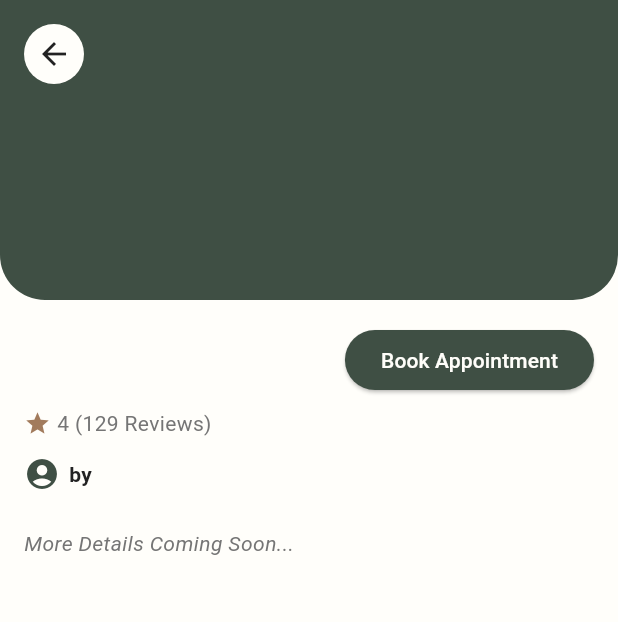
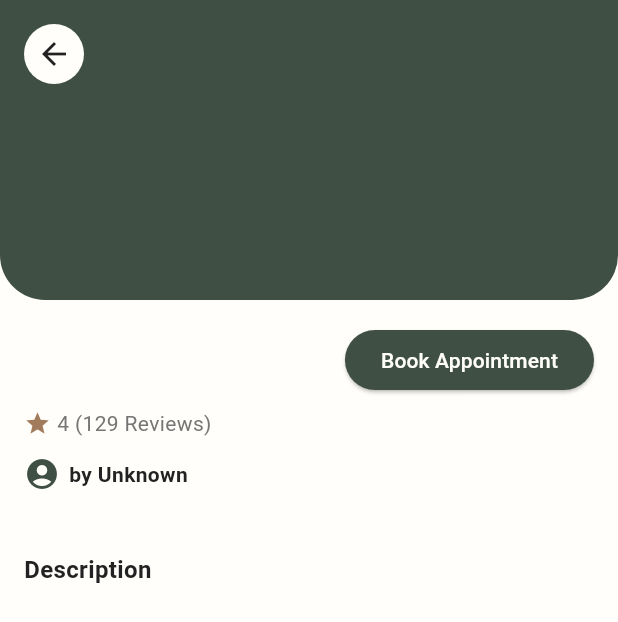
Before and after one commit to AminBihamta/homely, a Flutter app: the ServiceDetailsScreen screen opened directly with empty values, on a phone screen of 412 x 824 dp. Shown: the top 622 px of the screen. Run offline on Flutter 3.47's test engine with Material 3 defaults, Android fonts, the light colour scheme and no system bars; our stand-ins replace cloud_firestore, firebase_auth, firebase_core; accounts and stored records are empty; network calls fail.

Commit message:
feat: add serviceId to ServiceDetailsScreen and implement provider name fetching

```diff
--- a/lib/home_screen.dart
+++ b/lib/home_screen.dart
@@ -272,6 +272,7 @@ class _HomeScreenState extends State<HomeScreen> {
                                 MaterialPageRoute(
                                   builder:
                                       (_) => ServiceDetailsScreen(
+                                        serviceId: serviceId,
                                         serviceName: data['name'] ?? '',
                                         companyName: data['companyName'] ?? '',
                                         rating: data['rating'] ?? 4,
--- a/lib/serviceprovider/service_details_screen.dart
+++ b/lib/serviceprovider/service_details_screen.dart
@@ -1,8 +1,10 @@
 import 'package:flutter/material.dart';
+import 'package:cloud_firestore/cloud_firestore.dart'; // Import Firestore
 import '../theme/colors.dart';
 import '../appointments/book_appointment_screen.dart'; // Import the BookAppointmentPage
 
 class ServiceDetailsScreen extends StatelessWidget {
+  final String serviceId;
   final String serviceName;
   final String companyName;
   final int rating;
@@ -10,11 +12,30 @@ class ServiceDetailsScreen extends StatelessWidget {
 
   const ServiceDetailsScreen({
     super.key,
+    required this.serviceId,
     required this.serviceName,
     required this.companyName,
     this.rating = 4,
     this.totalReviews = 129,
   });
+
+  Future<String> _fetchProviderName(String serviceId) async {
+    // Fetch the service document to get the user_id
+    final serviceDoc =
+        await FirebaseFirestore.instance
+            .collection('services')
+            .doc(serviceId)
+            .get();
+    final userId = serviceDoc.data()?['user_id'] ?? '';
+    if (userId.isEmpty) return 'Unknown';
+    // Fetch the user's name from the user_data collection (not users)
+    final userDoc =
+        await FirebaseFirestore.instance
+            .collection('user_data')
+            .doc(userId)
+            .get();
+    return userDoc.data()?['name'] ?? 'Unknown';
+  }
 
   @override
   Widget build(BuildContext context) {
@@ -116,24 +137,67 @@ class ServiceDetailsScreen extends StatelessWidget {
                     children: [
                       Icon(Icons.account_circle, color: AppColors.primary),
                       const SizedBox(width: 6),
-                      Text(
-                        'by $companyName',
-                        style: const TextStyle(
-                          fontWeight: FontWeight.bold,
-                          color: AppColors.text,
-                        ),
+                      FutureBuilder<String>(
+                        future: _fetchProviderName(serviceId),
+                        builder: (context, snapshot) {
+                          final providerName = snapshot.data ?? '...';
+                          return Text(
+                            'by $providerName',
+                            style: const TextStyle(
+                              fontWeight: FontWeight.bold,
+                              color: AppColors.text,
+                            ),
+                          );
+                        },
                       ),
                     ],
                   ),
                   const SizedBox(height: 24),
 
-                  // Placeholder for future sections like reviews
-                  Text(
-                    "More Details Coming Soon...",
+                  // Description Section
+                  const SizedBox(height: 16),
+                  const Text(
+                    'Description',
                     style: TextStyle(
-                      fontStyle: FontStyle.italic,
-                      color: Colors.grey[600],
+                      fontWeight: FontWeight.bold,
+                      fontSize: 16,
+                      color: AppColors.text,
                     ),
+                  ),
+                  FutureBuilder<DocumentSnapshot>(
+                    future:
+                        FirebaseFirestore.instance
+                            .collection('services')
+                            .doc(serviceId)
+                            .get(),
+                    builder: (context, snapshot) {
+                      if (snapshot.connectionState == ConnectionState.waiting) {
+                        return const Padding(
+                          padding: EdgeInsets.symmetric(vertical: 8.0),
+                          child: CircularProgressIndicator(strokeWidth: 2),
+                        );
+                      }
+                      if (!snapshot.hasData || !snapshot.data!.exists) {
+                        return const Text(
+                          'No description available.',
+                          style: TextStyle(color: Colors.grey),
+                        );
+                      }
+                      final data =
+                          snapshot.data!.data() as Map<String, dynamic>?;
+                      final description =
+                          data?['description'] ?? 'No description provided.';
+                      return Padding(
+                        padding: const EdgeInsets.only(top: 8.0),
+                        child: Text(
+                          description,
+                          style: const TextStyle(
+                            color: AppColors.text,
+                            fontSize: 15,
+                          ),
+                        ),
+                      );
+                    },
                   ),
                 ],
               ),
```
